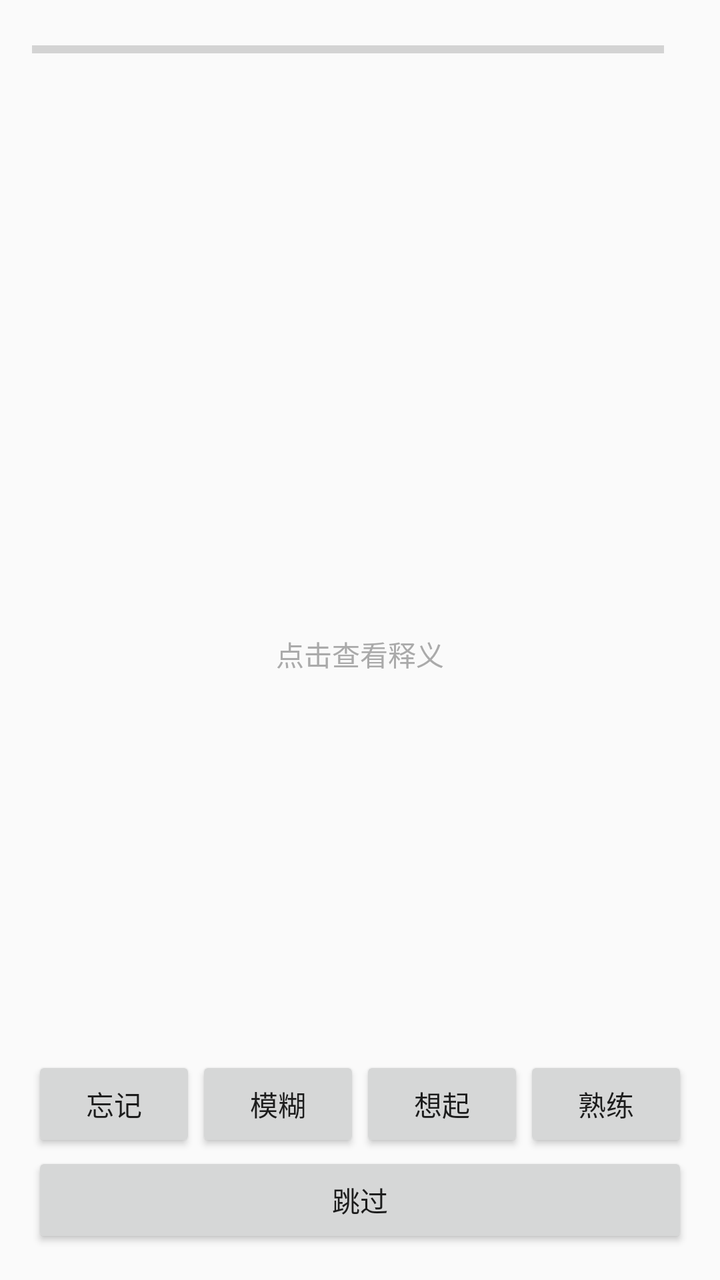
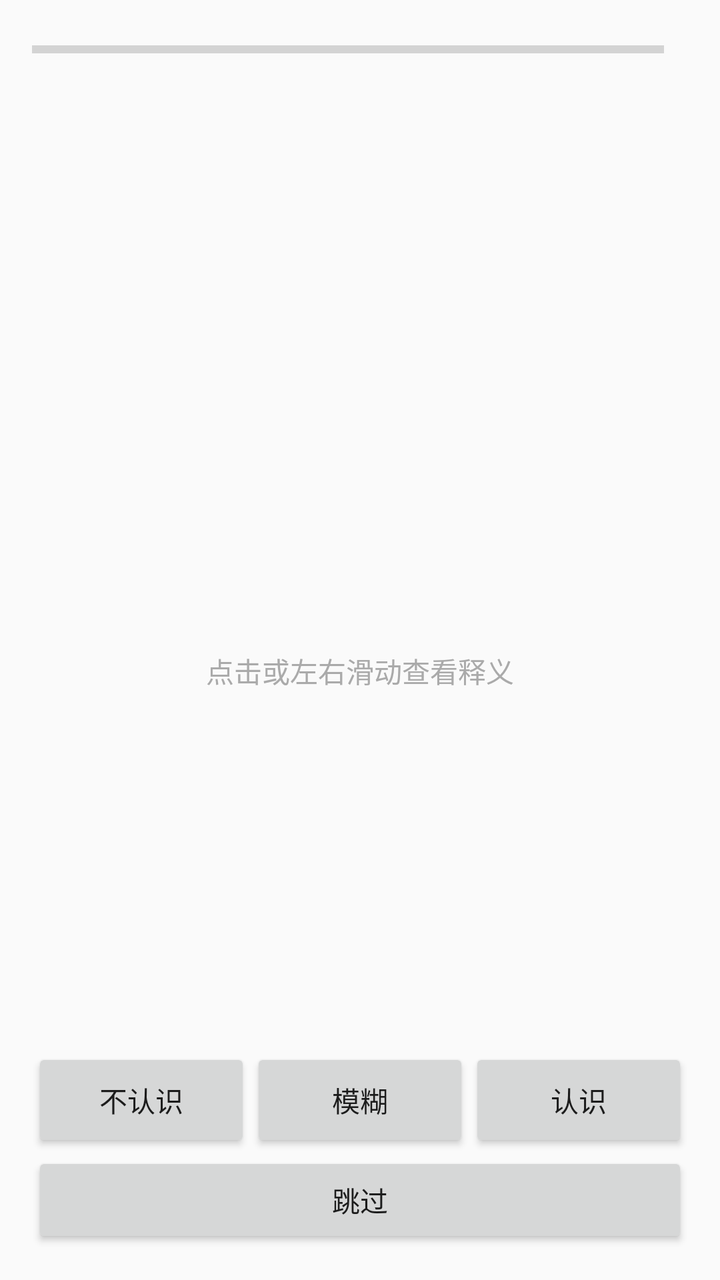

An Android layout rendered at two revisions. The XML below is the earlier revision; the diff shows what the commit changed to produce the second picture.
<!-- AndroidManifest.xml: application theme android:Theme.Material.Light.DarkActionBar -->
<!-- res/layout/activity_review.xml -->
<?xml version="1.0" encoding="utf-8"?>
<LinearLayout xmlns:android="http://schemas.android.com/apk/res/android"
    android:layout_width="match_parent"
    android:layout_height="match_parent"
    android:orientation="vertical"
    android:paddingStart="16dp"
    android:paddingEnd="16dp"
    android:paddingTop="16dp"
    android:paddingBottom="16dp">

    <LinearLayout
        android:layout_width="match_parent"
        android:layout_height="wrap_content"
        android:orientation="horizontal"
        android:gravity="center_vertical">

        <ProgressBar
            android:id="@+id/queueProgress"
            style="?android:attr/progressBarStyleHorizontal"
            android:layout_width="0dp"
            android:layout_height="8dp"
            android:layout_weight="1"
            android:max="100" />

        <TextView
            android:id="@+id/queueCount"
            android:layout_width="wrap_content"
            android:layout_height="wrap_content"
            android:layout_marginStart="12dp"
            android:textSize="13sp" />
    </LinearLayout>

    <TextView
        android:id="@+id/deferredNotice"
        android:layout_width="match_parent"
        android:layout_height="wrap_content"
        android:layout_marginTop="6dp"
        android:textSize="12sp"
        android:textColor="#E8A33D"
        android:visibility="gone" />

    <FrameLayout
        android:layout_width="match_parent"
        android:layout_height="0dp"
        android:layout_weight="1">

        <LinearLayout
            android:id="@+id/cardBox"
            android:layout_width="match_parent"
            android:layout_height="match_parent"
            android:orientation="vertical"
            android:gravity="center"
            android:padding="16dp"
            android:background="?android:attr/selectableItemBackground"
            android:clickable="true"
            android:focusable="true">

            <TextView
                android:id="@+id/cardSpelling"
                android:layout_width="wrap_content"
                android:layout_height="wrap_content"
                android:textSize="36sp"
                android:textStyle="bold"
                android:gravity="center" />

            <TextView
                android:id="@+id/cardPhonetic"
                android:layout_width="wrap_content"
                android:layout_height="wrap_content"
                android:layout_marginTop="4dp"
                android:textSize="15sp"
                android:textColor="#888888" />

            <TextView
                android:id="@+id/cardMeaning"
                android:layout_width="match_parent"
                android:layout_height="wrap_content"
                android:layout_marginTop="20dp"
                android:textSize="18sp"
                android:gravity="center"
                android:visibility="gone" />

            <TextView
                android:id="@+id/cardHint"
                android:layout_width="wrap_content"
                android:layout_height="wrap_content"
                android:layout_marginTop="20dp"
                android:text="点击查看释义"
                android:textSize="14sp"
                android:textColor="#AAAAAA" />
        </LinearLayout>

        <LinearLayout
            android:id="@+id/stateBox"
            android:layout_width="match_parent"
            android:layout_height="match_parent"
            android:orientation="vertical"
            android:gravity="center"
            android:padding="24dp"
            android:visibility="gone">

            <TextView
                android:id="@+id/stateText"
                android:layout_width="wrap_content"
                android:layout_height="wrap_content"
                android:textSize="16sp"
                android:gravity="center" />

            <Button
                android:id="@+id/stateAction"
                android:layout_width="wrap_content"
                android:layout_height="wrap_content"
                android:layout_marginTop="12dp"
                android:visibility="gone" />
        </LinearLayout>

        <LinearLayout
            android:id="@+id/finishedBox"
            android:layout_width="match_parent"
            android:layout_height="match_parent"
            android:orientation="vertical"
            android:gravity="center"
            android:padding="24dp"
            android:visibility="gone">

            <TextView
                android:layout_width="wrap_content"
                android:layout_height="wrap_content"
                android:text="今日完成"
                android:textSize="22sp"
                android:textStyle="bold" />

            <TextView
                android:id="@+id/finishedStats"
                android:layout_width="match_parent"
                android:layout_height="wrap_content"
                android:layout_marginTop="16dp"
                android:gravity="center"
                android:textSize="15sp" />

            <Button
                android:id="@+id/finishedBack"
                android:layout_width="wrap_content"
                android:layout_height="wrap_content"
                android:layout_marginTop="20dp"
                android:text="返回" />
        </LinearLayout>
    </FrameLayout>

    <LinearLayout
        android:id="@+id/qualityRow"
        android:layout_width="match_parent"
        android:layout_height="wrap_content"
        android:orientation="horizontal">

        <Button
            android:id="@+id/btnForgot"
            android:layout_width="0dp"
            android:layout_height="wrap_content"
            android:layout_weight="1"
            android:text="忘记" />

        <Button
            android:id="@+id/btnVague"
            android:layout_width="0dp"
            android:layout_height="wrap_content"
            android:layout_weight="1"
            android:text="模糊" />

        <Button
            android:id="@+id/btnRecalled"
            android:layout_width="0dp"
            android:layout_height="wrap_content"
            android:layout_weight="1"
            android:text="想起" />

        <Button
            android:id="@+id/btnFluent"
            android:layout_width="0dp"
            android:layout_height="wrap_content"
            android:layout_weight="1"
            android:text="熟练" />
    </LinearLayout>

    <Button
        android:id="@+id/skipButton"
        android:layout_width="match_parent"
        android:layout_height="wrap_content"
        android:text="跳过" />
</LinearLayout>
<!-- resources referenced by this layout -->
<resources>

</resources>

<!-- the commit's change to res/layout/activity_review.xml (unified diff, before → after) -->
@@ -3,11 +3,9 @@
     android:layout_width="match_parent"
     android:layout_height="match_parent"
     android:orientation="vertical"
-    android:paddingStart="16dp"
-    android:paddingEnd="16dp"
-    android:paddingTop="16dp"
-    android:paddingBottom="16dp">
-
+    android:padding="16dp">
+
+    
     <LinearLayout
         android:layout_width="match_parent"
         android:layout_height="wrap_content"
@@ -42,54 +40,97 @@
     <FrameLayout
         android:layout_width="match_parent"
         android:layout_height="0dp"
-        android:layout_weight="1">
-
-        <LinearLayout
+        android:layout_weight="1"
+        android:layout_marginTop="8dp">
+
+        
+        <FrameLayout
             android:id="@+id/cardBox"
             android:layout_width="match_parent"
             android:layout_height="match_parent"
-            android:orientation="vertical"
-            android:gravity="center"
-            android:padding="16dp"
             android:background="?android:attr/selectableItemBackground"
             android:clickable="true"
             android:focusable="true">
 
-            <TextView
-                android:id="@+id/cardSpelling"
-                android:layout_width="wrap_content"
-                android:layout_height="wrap_content"
-                android:textSize="36sp"
-                android:textStyle="bold"
-                android:gravity="center" />
-
-            <TextView
-                android:id="@+id/cardPhonetic"
-                android:layout_width="wrap_content"
-                android:layout_height="wrap_content"
-                android:layout_marginTop="4dp"
-                android:textSize="15sp"
-                android:textColor="#888888" />
-
-            <TextView
-                android:id="@+id/cardMeaning"
-                android:layout_width="match_parent"
-                android:layout_height="wrap_content"
-                android:layout_marginTop="20dp"
-                android:textSize="18sp"
-                android:gravity="center"
-                android:visibility="gone" />
-
-            <TextView
-                android:id="@+id/cardHint"
-                android:layout_width="wrap_content"
-                android:layout_height="wrap_content"
-                android:layout_marginTop="20dp"
-                android:text="点击查看释义"
-                android:textSize="14sp"
-                android:textColor="#AAAAAA" />
-        </LinearLayout>
-
+            <LinearLayout
+                android:id="@+id/cardFront"
+                android:layout_width="match_parent"
+                android:layout_height="match_parent"
+                android:orientation="vertical"
+                android:gravity="center"
+                android:padding="16dp">
+
+                <TextView
+                    android:id="@+id/frontSpelling"
+                    android:layout_width="wrap_content"
+                    android:layout_height="wrap_content"
+                    android:textSize="38sp"
+                    android:textStyle="bold"
+                    android:gravity="center" />
+
+                <TextView
+                    android:id="@+id/frontPhonetic"
+                    android:layout_width="wrap_content"
+                    android:layout_height="wrap_content"
+                    android:layout_marginTop="6dp"
+                    android:textSize="15sp"
+                    android:textColor="#888888" />
+
+                <TextView
+                    android:layout_width="wrap_content"
+                    android:layout_height="wrap_content"
+                    android:layout_marginTop="28dp"
+                    android:text="点击或左右滑动查看释义"
+                    android:textSize="14sp"
+                    android:textColor="#AAAAAA" />
+            </LinearLayout>
+
+            <LinearLayout
+                android:id="@+id/cardBack"
+                android:layout_width="match_parent"
+                android:layout_height="match_parent"
+                android:orientation="vertical"
+                android:gravity="center"
+                android:padding="24dp"
+                android:visibility="gone">
+
+                <TextView
+                    android:id="@+id/backSpelling"
+                    android:layout_width="wrap_content"
+                    android:layout_height="wrap_content"
+                    android:textSize="22sp"
+                    android:textStyle="bold"
+                    android:alpha="0.7" />
+
+                <TextView
+                    android:id="@+id/backMeaning"
+                    android:layout_width="match_parent"
+                    android:layout_height="wrap_content"
+                    android:layout_marginTop="16dp"
+                    android:textSize="22sp"
+                    android:gravity="center" />
+
+                <TextView
+                    android:id="@+id/backExample"
+                    android:layout_width="match_parent"
+                    android:layout_height="wrap_content"
+                    android:layout_marginTop="14dp"
+                    android:textSize="15sp"
+                    android:gravity="center"
+                    android:textColor="#777777" />
+
+                <TextView
+                    android:id="@+id/backTranslation"
+                    android:layout_width="match_parent"
+                    android:layout_height="wrap_content"
+                    android:layout_marginTop="4dp"
+                    android:textSize="14sp"
+                    android:gravity="center"
+                    android:textColor="#999999" />
+            </LinearLayout>
+        </FrameLayout>
+
+        
         <LinearLayout
             android:id="@+id/stateBox"
             android:layout_width="match_parent"
@@ -114,19 +155,20 @@
                 android:visibility="gone" />
         </LinearLayout>
 
+        
         <LinearLayout
             android:id="@+id/finishedBox"
             android:layout_width="match_parent"
             android:layout_height="match_parent"
             android:orientation="vertical"
             android:gravity="center"
-            android:padding="24dp"
+            android:padding="20dp"
             android:visibility="gone">
 
             <TextView
                 android:layout_width="wrap_content"
                 android:layout_height="wrap_content"
-                android:text="今日完成"
+                android:text="今日复习完成"
                 android:textSize="22sp"
                 android:textStyle="bold" />
 
@@ -134,19 +176,31 @@
                 android:id="@+id/finishedStats"
                 android:layout_width="match_parent"
                 android:layout_height="wrap_content"
-                android:layout_marginTop="16dp"
-                android:gravity="center"
-                android:textSize="15sp" />
+                android:layout_marginTop="18dp"
+                android:gravity="center"
+                android:textSize="15sp"
+                android:lineSpacingExtra="4dp" />
+
+            <TextView
+                android:id="@+id/finishedDistribution"
+                android:layout_width="match_parent"
+                android:layout_height="wrap_content"
+                android:layout_marginTop="14dp"
+                android:gravity="center"
+                android:textSize="14sp"
+                android:textColor="#666666"
+                android:lineSpacingExtra="4dp" />
 
             <Button
                 android:id="@+id/finishedBack"
                 android:layout_width="wrap_content"
                 android:layout_height="wrap_content"
-                android:layout_marginTop="20dp"
-                android:text="返回" />
+                android:layout_marginTop="22dp"
+                android:text="返回主页" />
         </LinearLayout>
     </FrameLayout>
 
+    
     <LinearLayout
         android:id="@+id/qualityRow"
         android:layout_width="match_parent"
@@ -156,30 +210,23 @@
         <Button
             android:id="@+id/btnForgot"
             android:layout_width="0dp"
-            android:layout_height="wrap_content"
-            android:layout_weight="1"
-            android:text="忘记" />
+            android:layout_height="52dp"
+            android:layout_weight="1"
+            android:text="不认识" />
 
         <Button
             android:id="@+id/btnVague"
             android:layout_width="0dp"
-            android:layout_height="wrap_content"
+            android:layout_height="52dp"
             android:layout_weight="1"
             android:text="模糊" />
 
         <Button
             android:id="@+id/btnRecalled"
             android:layout_width="0dp"
-            android:layout_height="wrap_content"
-            android:layout_weight="1"
-            android:text="想起" />
-
-        <Button
-            android:id="@+id/btnFluent"
-            android:layout_width="0dp"
-            android:layout_height="wrap_content"
-            android:layout_weight="1"
-            android:text="熟练" />
+            android:layout_height="52dp"
+            android:layout_weight="1"
+            android:text="认识" />
     </LinearLayout>
 
     <Button
